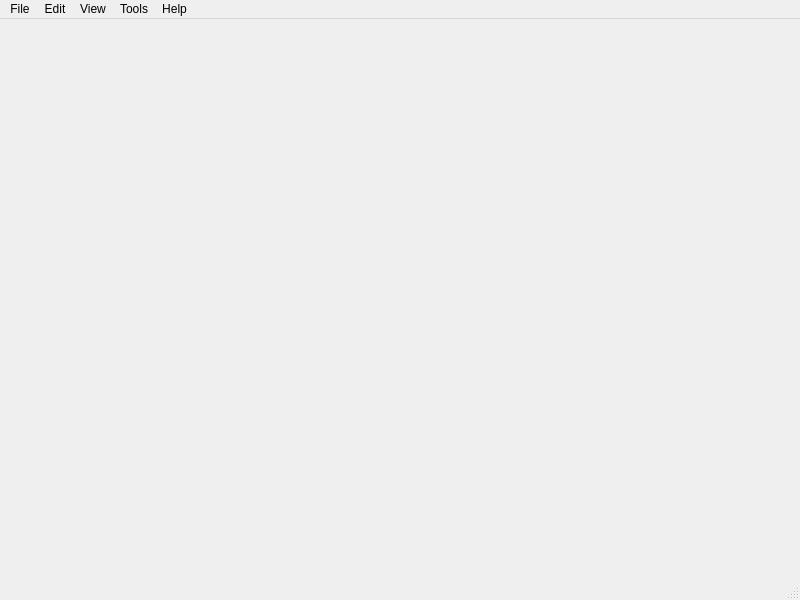
Old version of the form ui/mainwindow.ui in the repository sinkong/serialChain.
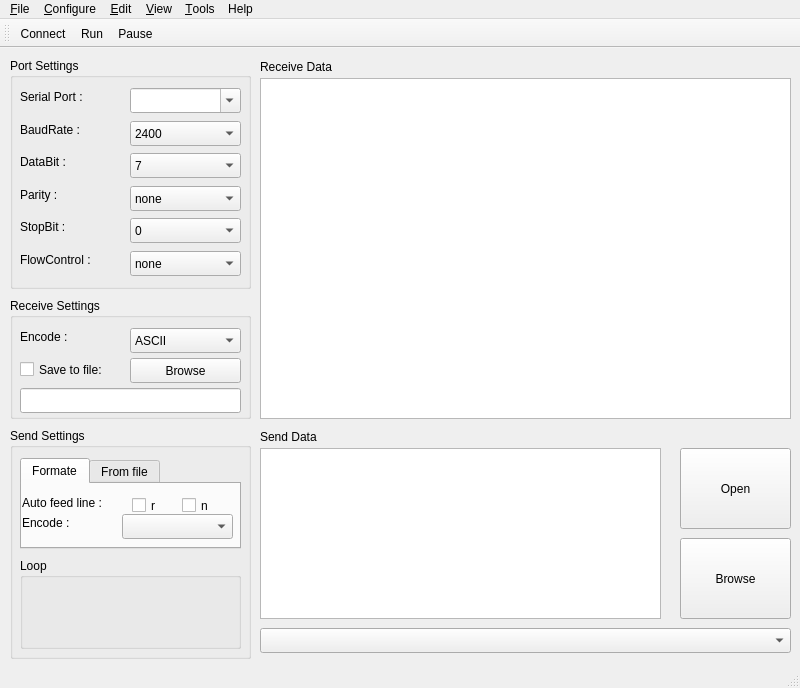
New version of the form. Icons and pictures are not drawn.

Diff of the .ui file:
```diff
--- a/ui/mainwindow.ui
+++ b/ui/mainwindow.ui
@@ -7,13 +7,605 @@
     <x>0</x>
     <y>0</y>
     <width>800</width>
-    <height>600</height>
+    <height>688</height>
    </rect>
   </property>
+  <property name="sizePolicy">
+   <sizepolicy hsizetype="Maximum" vsizetype="Fixed">
+    <horstretch>0</horstretch>
+    <verstretch>0</verstretch>
+   </sizepolicy>
+  </property>
+  <property name="sizeIncrement">
+   <size>
+    <width>7</width>
+    <height>7</height>
+   </size>
+  </property>
   <property name="windowTitle">
    <string>MainWindow</string>
   </property>
-  <widget class="QWidget" name="centralwidget"/>
+  <widget class="QWidget" name="centralwidget">
+   <widget class="QGroupBox" name="groupBox">
+    <property name="geometry">
+     <rect>
+      <x>10</x>
+      <y>10</y>
+      <width>241</width>
+      <height>231</height>
+     </rect>
+    </property>
+    <property name="sizePolicy">
+     <sizepolicy hsizetype="Preferred" vsizetype="Preferred">
+      <horstretch>6</horstretch>
+      <verstretch>6</verstretch>
+     </sizepolicy>
+    </property>
+    <property name="title">
+     <string>Port Settings</string>
+    </property>
+    <property name="flat">
+     <bool>false</bool>
+    </property>
+    <widget class="QComboBox" name="comboBox_SerialPort">
+     <property name="enabled">
+      <bool>true</bool>
+     </property>
+     <property name="geometry">
+      <rect>
+       <x>120</x>
+       <y>30</y>
+       <width>111</width>
+       <height>25</height>
+      </rect>
+     </property>
+     <property name="acceptDrops">
+      <bool>true</bool>
+     </property>
+     <property name="editable">
+      <bool>true</bool>
+     </property>
+    </widget>
+    <widget class="QLabel" name="labelSerialPort">
+     <property name="geometry">
+      <rect>
+       <x>10</x>
+       <y>30</y>
+       <width>78</width>
+       <height>17</height>
+      </rect>
+     </property>
+     <property name="text">
+      <string>Serial Port :</string>
+     </property>
+    </widget>
+    <widget class="QLabel" name="labelBaudRate">
+     <property name="geometry">
+      <rect>
+       <x>10</x>
+       <y>63</y>
+       <width>74</width>
+       <height>17</height>
+      </rect>
+     </property>
+     <property name="text">
+      <string>BaudRate :</string>
+     </property>
+    </widget>
+    <widget class="QLabel" name="labelDataBit">
+     <property name="geometry">
+      <rect>
+       <x>10</x>
+       <y>95</y>
+       <width>63</width>
+       <height>17</height>
+      </rect>
+     </property>
+     <property name="text">
+      <string>DataBit :</string>
+     </property>
+    </widget>
+    <widget class="QLabel" name="labelParity">
+     <property name="geometry">
+      <rect>
+       <x>10</x>
+       <y>128</y>
+       <width>47</width>
+       <height>17</height>
+      </rect>
+     </property>
+     <property name="text">
+      <string>Parity :</string>
+     </property>
+    </widget>
+    <widget class="QLabel" name="labelStopBit">
+     <property name="geometry">
+      <rect>
+       <x>10</x>
+       <y>160</y>
+       <width>59</width>
+       <height>17</height>
+      </rect>
+     </property>
+     <property name="text">
+      <string>StopBit :</string>
+     </property>
+    </widget>
+    <widget class="QLabel" name="labelFlowControl">
+     <property name="geometry">
+      <rect>
+       <x>10</x>
+       <y>193</y>
+       <width>91</width>
+       <height>17</height>
+      </rect>
+     </property>
+     <property name="text">
+      <string>FlowControl :</string>
+     </property>
+    </widget>
+    <widget class="QComboBox" name="comboBox_BaudRate">
+     <property name="geometry">
+      <rect>
+       <x>120</x>
+       <y>63</y>
+       <width>111</width>
+       <height>25</height>
+      </rect>
+     </property>
+     <property name="sizePolicy">
+      <sizepolicy hsizetype="Fixed" vsizetype="Fixed">
+       <horstretch>0</horstretch>
+       <verstretch>0</verstretch>
+      </sizepolicy>
+     </property>
+     <property name="acceptDrops">
+      <bool>true</bool>
+     </property>
+     <item>
+      <property name="text">
+       <string>2400</string>
+      </property>
+     </item>
+     <item>
+      <property name="text">
+       <string>4800</string>
+      </property>
+     </item>
+     <item>
+      <property name="text">
+       <string>9600</string>
+      </property>
+     </item>
+     <item>
+      <property name="text">
+       <string>19200</string>
+      </property>
+     </item>
+     <item>
+      <property name="text">
+       <string>38400</string>
+      </property>
+     </item>
+     <item>
+      <property name="text">
+       <string>76800</string>
+      </property>
+     </item>
+     <item>
+      <property name="text">
+       <string>115200</string>
+      </property>
+     </item>
+    </widget>
+    <widget class="QComboBox" name="comboBoxDataBit">
+     <property name="geometry">
+      <rect>
+       <x>120</x>
+       <y>95</y>
+       <width>111</width>
+       <height>25</height>
+      </rect>
+     </property>
+     <item>
+      <property name="text">
+       <string>7</string>
+      </property>
+     </item>
+     <item>
+      <property name="text">
+       <string>8</string>
+      </property>
+     </item>
+    </widget>
+    <widget class="QComboBox" name="comboBoxParity">
+     <property name="geometry">
+      <rect>
+       <x>120</x>
+       <y>128</y>
+       <width>111</width>
+       <height>25</height>
+      </rect>
+     </property>
+     <item>
+      <property name="text">
+       <string>none</string>
+      </property>
+     </item>
+     <item>
+      <property name="text">
+       <string>Odd</string>
+      </property>
+     </item>
+     <item>
+      <property name="text">
+       <string>Even</string>
+      </property>
+     </item>
+    </widget>
+    <widget class="QComboBox" name="comboBoxStopBit">
+     <property name="geometry">
+      <rect>
+       <x>120</x>
+       <y>160</y>
+       <width>111</width>
+       <height>25</height>
+      </rect>
+     </property>
+     <item>
+      <property name="text">
+       <string>0</string>
+      </property>
+     </item>
+     <item>
+      <property name="text">
+       <string>1</string>
+      </property>
+     </item>
+     <item>
+      <property name="text">
+       <string>2</string>
+      </property>
+     </item>
+    </widget>
+    <widget class="QComboBox" name="comboBoxFlowControl">
+     <property name="geometry">
+      <rect>
+       <x>120</x>
+       <y>193</y>
+       <width>111</width>
+       <height>25</height>
+      </rect>
+     </property>
+     <property name="sizePolicy">
+      <sizepolicy hsizetype="Fixed" vsizetype="Fixed">
+       <horstretch>0</horstretch>
+       <verstretch>0</verstretch>
+      </sizepolicy>
+     </property>
+     <item>
+      <property name="text">
+       <string>none</string>
+      </property>
+     </item>
+     <item>
+      <property name="text">
+       <string>CST</string>
+      </property>
+     </item>
+    </widget>
+   </widget>
+   <widget class="QGroupBox" name="groupBoxReceiveSettings">
+    <property name="geometry">
+     <rect>
+      <x>10</x>
+      <y>250</y>
+      <width>241</width>
+      <height>121</height>
+     </rect>
+    </property>
+    <property name="title">
+     <string>Receive Settings</string>
+    </property>
+    <widget class="QCheckBox" name="checkBoxSaveToFile">
+     <property name="geometry">
+      <rect>
+       <x>10</x>
+       <y>60</y>
+       <width>101</width>
+       <height>23</height>
+      </rect>
+     </property>
+     <property name="text">
+      <string>Save to file:</string>
+     </property>
+    </widget>
+    <widget class="QLabel" name="label_7">
+     <property name="geometry">
+      <rect>
+       <x>10</x>
+       <y>30</y>
+       <width>91</width>
+       <height>17</height>
+      </rect>
+     </property>
+     <property name="text">
+      <string>Encode :</string>
+     </property>
+    </widget>
+    <widget class="QComboBox" name="comboBoxEncode">
+     <property name="geometry">
+      <rect>
+       <x>120</x>
+       <y>30</y>
+       <width>111</width>
+       <height>25</height>
+      </rect>
+     </property>
+     <item>
+      <property name="text">
+       <string>ASCII</string>
+      </property>
+     </item>
+     <item>
+      <property name="text">
+       <string>HEX</string>
+      </property>
+     </item>
+     <item>
+      <property name="text">
+       <string>New Item</string>
+      </property>
+     </item>
+    </widget>
+    <widget class="QLineEdit" name="lineEdit">
+     <property name="geometry">
+      <rect>
+       <x>10</x>
+       <y>90</y>
+       <width>221</width>
+       <height>25</height>
+      </rect>
+     </property>
+    </widget>
+    <widget class="QPushButton" name="pushButton">
+     <property name="geometry">
+      <rect>
+       <x>120</x>
+       <y>60</y>
+       <width>111</width>
+       <height>25</height>
+      </rect>
+     </property>
+     <property name="tabletTracking">
+      <bool>false</bool>
+     </property>
+     <property name="whatsThis">
+      <string extracomment="Ctrl+b"/>
+     </property>
+     <property name="text">
+      <string>Browse</string>
+     </property>
+     <property name="shortcut">
+      <string>Ctrl+B</string>
+     </property>
+    </widget>
+   </widget>
+   <widget class="QGroupBox" name="groupBox_3">
+    <property name="geometry">
+     <rect>
+      <x>10</x>
+      <y>380</y>
+      <width>241</width>
+      <height>231</height>
+     </rect>
+    </property>
+    <property name="title">
+     <string>Send Settings</string>
+    </property>
+    <widget class="QTabWidget" name="SendSettingTab">
+     <property name="geometry">
+      <rect>
+       <x>10</x>
+       <y>30</y>
+       <width>221</width>
+       <height>91</height>
+      </rect>
+     </property>
+     <property name="currentIndex">
+      <number>0</number>
+     </property>
+     <widget class="QWidget" name="SendSettingTabFormat">
+      <attribute name="title">
+       <string>Formate</string>
+      </attribute>
+      <widget class="QLabel" name="label_8">
+       <property name="geometry">
+        <rect>
+         <x>0</x>
+         <y>10</y>
+         <width>111</width>
+         <height>17</height>
+        </rect>
+       </property>
+       <property name="text">
+        <string>Auto feed line :</string>
+       </property>
+      </widget>
+      <widget class="QCheckBox" name="checkBox_2">
+       <property name="geometry">
+        <rect>
+         <x>110</x>
+         <y>10</y>
+         <width>31</width>
+         <height>23</height>
+        </rect>
+       </property>
+       <property name="text">
+        <string>r</string>
+       </property>
+      </widget>
+      <widget class="QCheckBox" name="checkBox_3">
+       <property name="geometry">
+        <rect>
+         <x>160</x>
+         <y>10</y>
+         <width>31</width>
+         <height>23</height>
+        </rect>
+       </property>
+       <property name="text">
+        <string>n</string>
+       </property>
+      </widget>
+      <widget class="QLabel" name="label_9">
+       <property name="geometry">
+        <rect>
+         <x>0</x>
+         <y>30</y>
+         <width>91</width>
+         <height>17</height>
+        </rect>
+       </property>
+       <property name="text">
+        <string>Encode :</string>
+       </property>
+      </widget>
+      <widget class="QComboBox" name="comboBox_8">
+       <property name="geometry">
+        <rect>
+         <x>100</x>
+         <y>30</y>
+         <width>111</width>
+         <height>25</height>
+        </rect>
+       </property>
+      </widget>
+     </widget>
+     <widget class="QWidget" name="tab_2">
+      <attribute name="title">
+       <string>From file</string>
+      </attribute>
+     </widget>
+    </widget>
+    <widget class="QGroupBox" name="groupBox_4">
+     <property name="geometry">
+      <rect>
+       <x>10</x>
+       <y>130</y>
+       <width>221</width>
+       <height>91</height>
+      </rect>
+     </property>
+     <property name="title">
+      <string>Loop</string>
+     </property>
+    </widget>
+   </widget>
+   <widget class="QTextBrowser" name="textBrowser">
+    <property name="geometry">
+     <rect>
+      <x>260</x>
+      <y>30</y>
+      <width>531</width>
+      <height>341</height>
+     </rect>
+    </property>
+    <property name="autoFillBackground">
+     <bool>false</bool>
+    </property>
+   </widget>
+   <widget class="QLabel" name="label_10">
+    <property name="geometry">
+     <rect>
+      <x>260</x>
+      <y>10</y>
+      <width>121</width>
+      <height>17</height>
+     </rect>
+    </property>
+    <property name="text">
+     <string>Receive Data</string>
+    </property>
+   </widget>
+   <widget class="QPushButton" name="pushButton_2">
+    <property name="geometry">
+     <rect>
+      <x>680</x>
+      <y>400</y>
+      <width>111</width>
+      <height>81</height>
+     </rect>
+    </property>
+    <property name="tabletTracking">
+     <bool>false</bool>
+    </property>
+    <property name="whatsThis">
+     <string extracomment="Ctrl+b"/>
+    </property>
+    <property name="text">
+     <string>Open</string>
+    </property>
+    <property name="shortcut">
+     <string>Ctrl+B</string>
+    </property>
+   </widget>
+   <widget class="QPushButton" name="pushButton_3">
+    <property name="geometry">
+     <rect>
+      <x>680</x>
+      <y>490</y>
+      <width>111</width>
+      <height>81</height>
+     </rect>
+    </property>
+    <property name="tabletTracking">
+     <bool>false</bool>
+    </property>
+    <property name="whatsThis">
+     <string extracomment="Ctrl+b"/>
+    </property>
+    <property name="text">
+     <string>Browse</string>
+    </property>
+    <property name="shortcut">
+     <string>Ctrl+B</string>
+    </property>
+   </widget>
+   <widget class="QComboBox" name="comboBox_9">
+    <property name="geometry">
+     <rect>
+      <x>260</x>
+      <y>580</y>
+      <width>531</width>
+      <height>25</height>
+     </rect>
+    </property>
+   </widget>
+   <widget class="QTextEdit" name="textEdit">
+    <property name="geometry">
+     <rect>
+      <x>260</x>
+      <y>400</y>
+      <width>401</width>
+      <height>171</height>
+     </rect>
+    </property>
+   </widget>
+   <widget class="QLabel" name="label_11">
+    <property name="geometry">
+     <rect>
+      <x>260</x>
+      <y>380</y>
+      <width>121</width>
+      <height>17</height>
+     </rect>
+    </property>
+    <property name="text">
+     <string>Send Data</string>
+    </property>
+   </widget>
+  </widget>
   <widget class="QMenuBar" name="menubar">
    <property name="geometry">
     <rect>
@@ -25,22 +617,22 @@
    </property>
    <widget class="QMenu" name="menuFile">
     <property name="title">
-     <string>File</string>
+     <string>&amp;File</string>
     </property>
    </widget>
    <widget class="QMenu" name="menuEdit">
     <property name="title">
-     <string>Edit</string>
+     <string>&amp;Edit</string>
     </property>
    </widget>
    <widget class="QMenu" name="menuView">
     <property name="title">
-     <string>View</string>
+     <string>&amp;View</string>
     </property>
    </widget>
    <widget class="QMenu" name="menuTools">
     <property name="title">
-     <string>Tools</string>
+     <string>&amp;Tools</string>
     </property>
    </widget>
    <widget class="QMenu" name="menuHelp">
@@ -48,13 +640,169 @@
      <string>Help</string>
     </property>
    </widget>
+   <widget class="QMenu" name="menu_Config">
+    <property name="title">
+     <string>&amp;Configure</string>
+    </property>
+    <addaction name="action_Connect"/>
+    <addaction name="action_Run"/>
+    <addaction name="action_Pause"/>
+   </widget>
    <addaction name="menuFile"/>
+   <addaction name="menu_Config"/>
    <addaction name="menuEdit"/>
    <addaction name="menuView"/>
    <addaction name="menuTools"/>
    <addaction name="menuHelp"/>
   </widget>
   <widget class="QStatusBar" name="statusbar"/>
+  <widget class="QToolBar" name="toolBar">
+   <property name="sizeIncrement">
+    <size>
+     <width>0</width>
+     <height>10</height>
+    </size>
+   </property>
+   <property name="windowTitle">
+    <string>toolBar</string>
+   </property>
+   <attribute name="toolBarArea">
+    <enum>TopToolBarArea</enum>
+   </attribute>
+   <attribute name="toolBarBreak">
+    <bool>false</bool>
+   </attribute>
+   <addaction name="action_Connect"/>
+   <addaction name="action_Run"/>
+   <addaction name="action_Pause"/>
+  </widget>
+  <action name="action_New">
+   <property name="icon">
+    <iconset resource="../res.qrc">
+     <normaloff>:/icons/newFile</normaloff>:/icons/newFile</iconset>
+   </property>
+   <property name="text">
+    <string>&amp;New</string>
+   </property>
+  </action>
+  <action name="action_Open">
+   <property name="icon">
+    <iconset resource="../res.qrc">
+     <normaloff>:/icons/folder-open</normaloff>:/icons/folder-open</iconset>
+   </property>
+   <property name="text">
+    <string>&amp;Open</string>
+   </property>
+  </action>
+  <action name="action_Undo">
+   <property name="icon">
+    <iconset resource="../res.qrc">
+     <normaloff>:/icons/undo</normaloff>:/icons/undo</iconset>
+   </property>
+   <property name="text">
+    <string>&amp;Undo</string>
+   </property>
+  </action>
+  <action name="action_Redo">
+   <property name="icon">
+    <iconset resource="../res.qrc">
+     <normaloff>:/icons/redo</normaloff>:/icons/redo</iconset>
+   </property>
+   <property name="text">
+    <string>&amp;Redo</string>
+   </property>
+  </action>
+  <action name="action_Cut">
+   <property name="icon">
+    <iconset resource="../res.qrc">
+     <normaloff>:/icons/cut</normaloff>:/icons/cut</iconset>
+   </property>
+   <property name="text">
+    <string>&amp;Cut</string>
+   </property>
+  </action>
+  <action name="action_Paste">
+   <property name="icon">
+    <iconset resource="../res.qrc">
+     <normaloff>:/icons/paste</normaloff>:/icons/paste</iconset>
+   </property>
+   <property name="text">
+    <string>&amp;Paste</string>
+   </property>
+  </action>
+  <action name="actionToolBar">
+   <property name="checkable">
+    <bool>true</bool>
+   </property>
+   <property name="text">
+    <string>ToolBar</string>
+   </property>
+  </action>
+  <action name="action_Save">
+   <property name="icon">
+    <iconset resource="../res.qrc">
+     <normaloff>:/icons/save</normaloff>:/icons/save</iconset>
+   </property>
+   <property name="text">
+    <string>&amp;Save</string>
+   </property>
+  </action>
+  <action name="action_Exit">
+   <property name="icon">
+    <iconset resource="../res.qrc">
+     <normaloff>:/icons/exit</normaloff>:/icons/exit</iconset>
+   </property>
+   <property name="text">
+    <string>&amp;Exit</string>
+   </property>
+  </action>
+  <action name="action_Clear">
+   <property name="icon">
+    <iconset resource="../res.qrc">
+     <normaloff>:/icons/clear</normaloff>:/icons/clear</iconset>
+   </property>
+   <property name="text">
+    <string>&amp;Clear</string>
+   </property>
+  </action>
+  <action name="action_Connect">
+   <property name="icon">
+    <iconset resource="../res.qrc">
+     <normaloff>:/icons/connect</normaloff>:/icons/connect</iconset>
+   </property>
+   <property name="text">
+    <string>&amp;Connect</string>
+   </property>
+  </action>
+  <action name="action_Run">
+   <property name="icon">
+    <iconset resource="../res.qrc">
+     <normaloff>:/icons/run</normaloff>:/icons/run</iconset>
+   </property>
+   <property name="text">
+    <string>&amp;Run</string>
+   </property>
+  </action>
+  <action name="action_Pause">
+   <property name="icon">
+    <iconset resource="../res.qrc">
+     <normaloff>:/icons/pause</normaloff>:/icons/pause</iconset>
+   </property>
+   <property name="text">
+    <string>&amp;Pause</string>
+   </property>
+  </action>
+  <action name="actionoscilloscope">
+   <property name="checkable">
+    <bool>true</bool>
+   </property>
+   <property name="checked">
+    <bool>false</bool>
+   </property>
+   <property name="text">
+    <string>Oscilloscope</string>
+   </property>
+  </action>
  </widget>
  <resources/>
  <connections/>
```
Left out of the diff: 16 changed lines with no effect on the pictures.
